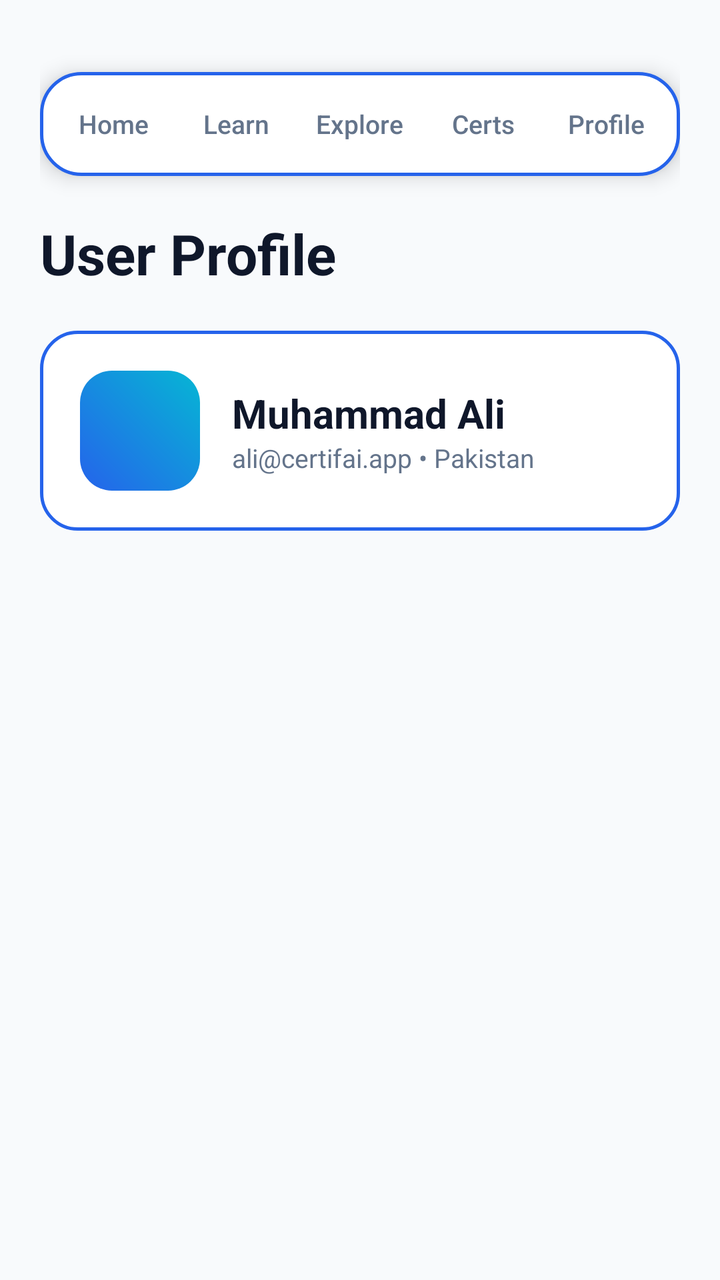
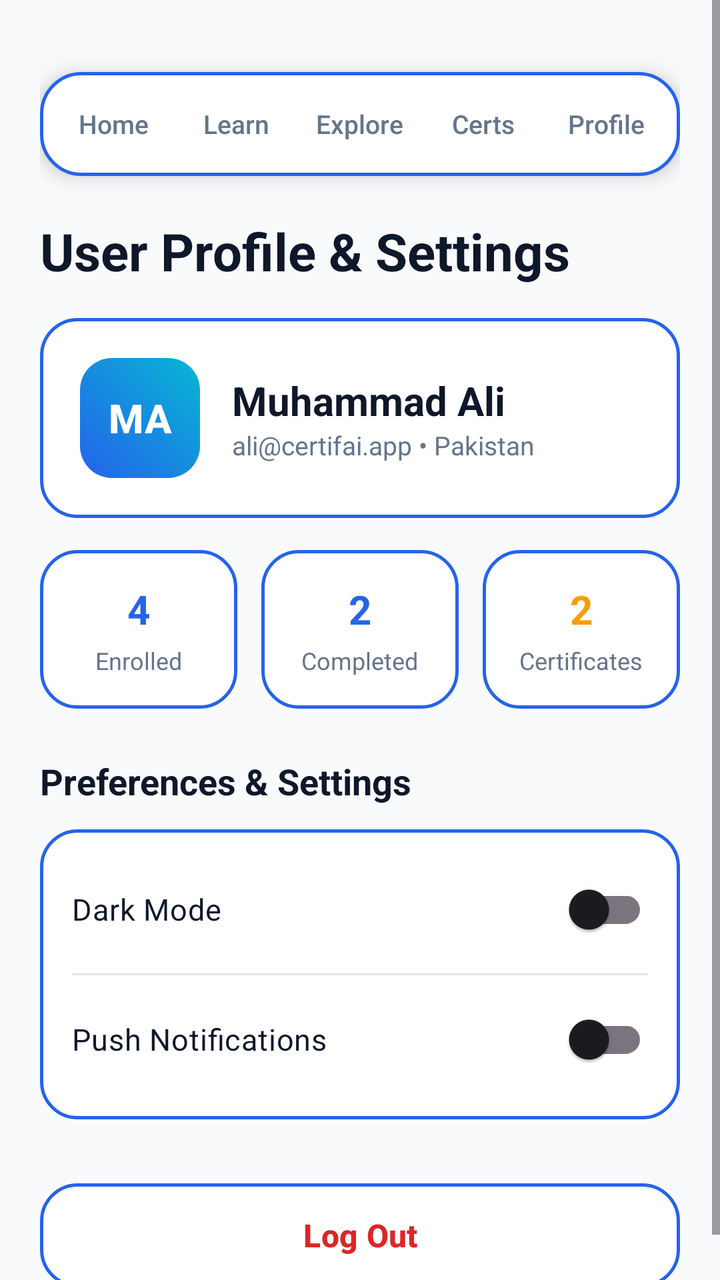

Before-and-after screenshots of an Android layout around one commit, followed by the original layout XML and the change that was made.
<!-- AndroidManifest.xml: application theme Theme.CertifAI -->
<!-- res/layout/fragment_profile.xml -->
<?xml version="1.0" encoding="utf-8"?>
<androidx.constraintlayout.widget.ConstraintLayout xmlns:android="http://schemas.android.com/apk/res/android"
    xmlns:app="http://schemas.android.com/apk/res-auto"
    android:layout_width="match_parent"
    android:layout_height="match_parent"
    android:background="@color/bg_light"
    android:padding="20dp">

    <include
        android:id="@+id/includeTopNav"
        layout="@layout/view_top_nav"
        android:layout_width="0dp"
        android:layout_height="52dp"
        android:layout_marginTop="16dp"
        app:layout_constraintEnd_toEndOf="parent"
        app:layout_constraintStart_toStartOf="parent"
        app:layout_constraintTop_toTopOf="parent" />

    <TextView
        android:id="@+id/tvTitle"
        android:layout_width="0dp"
        android:layout_height="wrap_content"
        android:layout_marginTop="20dp"
        android:text="User Profile"
        android:textColor="@color/text_primary_light"
        android:textSize="28sp"
        android:textStyle="bold"
        app:layout_constraintEnd_toEndOf="parent"
        app:layout_constraintStart_toStartOf="parent"
        app:layout_constraintTop_toBottomOf="@id/includeTopNav" />

    <LinearLayout
        android:id="@+id/llUserCard"
        android:layout_width="0dp"
        android:layout_height="wrap_content"
        android:layout_marginTop="20dp"
        android:background="@drawable/bg_card_surface"
        android:gravity="center_vertical"
        android:orientation="horizontal"
        android:padding="20dp"
        app:layout_constraintEnd_toEndOf="parent"
        app:layout_constraintStart_toStartOf="parent"
        app:layout_constraintTop_toBottomOf="@id/tvTitle">

        <ImageView
            android:layout_width="60dp"
            android:layout_height="60dp"
            android:contentDescription="Profile Picture"
            android:src="@drawable/bg_primary_button" />

        <LinearLayout
            android:layout_width="wrap_content"
            android:layout_height="wrap_content"
            android:layout_marginStart="16dp"
            android:orientation="vertical">

            <TextView
                android:layout_width="wrap_content"
                android:layout_height="wrap_content"
                android:text="Muhammad Ali"
                android:textColor="@color/text_primary_light"
                android:textSize="20sp"
                android:textStyle="bold" />

            <TextView
                android:layout_width="wrap_content"
                android:layout_height="wrap_content"
                android:text="ali@certifai.app • Pakistan"
                android:textColor="@color/text_secondary_light"
                android:textSize="13sp" />

        </LinearLayout>
    </LinearLayout>

</androidx.constraintlayout.widget.ConstraintLayout>
<!-- res/layout/view_top_nav.xml (included above) -->
<?xml version="1.0" encoding="utf-8"?>
<LinearLayout xmlns:android="http://schemas.android.com/apk/res/android"
    android:id="@+id/llTopNavTabs"
    android:layout_width="match_parent"
    android:layout_height="52dp"
    android:background="@drawable/bg_glossy_surface"
    android:elevation="6dp"
    android:gravity="center"
    android:orientation="horizontal"
    android:padding="6dp">

    <TextView
        android:id="@+id/tabHome"
        android:layout_width="0dp"
        android:layout_height="match_parent"
        android:layout_weight="1"
        android:fontFamily="sans-serif-medium"
        android:gravity="center"
        android:text="Home"
        android:textColor="@color/text_secondary_light"
        android:textSize="13sp" />

    <TextView
        android:id="@+id/tabLearn"
        android:layout_width="0dp"
        android:layout_height="match_parent"
        android:layout_weight="1"
        android:fontFamily="sans-serif-medium"
        android:gravity="center"
        android:text="Learn"
        android:textColor="@color/text_secondary_light"
        android:textSize="13sp" />

    <TextView
        android:id="@+id/tabExplore"
        android:layout_width="0dp"
        android:layout_height="match_parent"
        android:layout_weight="1"
        android:fontFamily="sans-serif-medium"
        android:gravity="center"
        android:text="Explore"
        android:textColor="@color/text_secondary_light"
        android:textSize="13sp" />

    <TextView
        android:id="@+id/tabCertificates"
        android:layout_width="0dp"
        android:layout_height="match_parent"
        android:layout_weight="1"
        android:fontFamily="sans-serif-medium"
        android:gravity="center"
        android:text="Certs"
        android:textColor="@color/text_secondary_light"
        android:textSize="13sp" />

    <TextView
        android:id="@+id/tabProfile"
        android:layout_width="0dp"
        android:layout_height="match_parent"
        android:layout_weight="1"
        android:fontFamily="sans-serif-medium"
        android:gravity="center"
        android:text="Profile"
        android:textColor="@color/text_secondary_light"
        android:textSize="13sp" />
</LinearLayout>
<!-- resources referenced by this layout -->
<resources>
  <color name="bg_light">#F8FAFC</color>
  <color name="text_primary_light">#0F172A</color>
  <color name="text_secondary_light">#64748B</color>
  <!-- drawable bg_card_surface (drawable) -->
  <?xml version="1.0" encoding="utf-8"?>
  <shape xmlns:android="http://schemas.android.com/apk/res/android"
      android:shape="rectangle">
      <solid android:color="@color/surface_light" />
      <corners android:radius="18dp" />
      <stroke
          android:width="1.5dp"
          android:color="@color/electric_blue" />
  </shape>
  <!-- drawable bg_glossy_surface (drawable) -->
  <?xml version="1.0" encoding="utf-8"?>
  <shape xmlns:android="http://schemas.android.com/apk/res/android"
      android:shape="rectangle">
      <solid android:color="@color/surface_light" />
      <corners android:radius="20dp" />
      <stroke
          android:width="1.5dp"
          android:color="@color/electric_blue" />
  </shape>
  <!-- drawable bg_primary_button (drawable) -->
  <?xml version="1.0" encoding="utf-8"?>
  <shape xmlns:android="http://schemas.android.com/apk/res/android"
      android:shape="rectangle">
      <gradient
          android:angle="45"
          android:endColor="@color/cyan_accent"
          android:startColor="@color/electric_blue" />
      <corners android:radius="16dp" />
  </shape>
  <style name="Theme.CertifAI" parent="Base.Theme.CertifAI" />
  <color name="surface_light">#FFFFFF</color>
  <color name="electric_blue">#2563EB</color>
  <color name="cyan_accent">#06B6D4</color>
  <style name="Base.Theme.CertifAI" parent="Theme.Material3.DayNight.NoActionBar">
          <item name="colorPrimary">@color/electric_blue</item>
          <item name="colorOnPrimary">@color/white</item>
          <item name="colorSecondary">@color/cyan_accent</item>
          <item name="android:statusBarColor">@color/bg_light</item>
          <item name="android:windowLightStatusBar">true</item>
          <item name="android:windowBackground">@color/bg_light</item>
      </style>
  <color name="white">#FFFFFFFF</color>
</resources>

<!-- the commit's change to res/layout/fragment_profile.xml (unified diff, before → after) -->
@@ -1,78 +1,256 @@
 <?xml version="1.0" encoding="utf-8"?>
-<androidx.constraintlayout.widget.ConstraintLayout xmlns:android="http://schemas.android.com/apk/res/android"
+<ScrollView xmlns:android="http://schemas.android.com/apk/res/android"
     xmlns:app="http://schemas.android.com/apk/res-auto"
+    xmlns:tools="http://schemas.android.com/tools"
     android:layout_width="match_parent"
     android:layout_height="match_parent"
-    android:background="@color/bg_light"
-    android:padding="20dp">
-
-    <include
-        android:id="@+id/includeTopNav"
-        layout="@layout/view_top_nav"
-        android:layout_width="0dp"
-        android:layout_height="52dp"
-        android:layout_marginTop="16dp"
-        app:layout_constraintEnd_toEndOf="parent"
-        app:layout_constraintStart_toStartOf="parent"
-        app:layout_constraintTop_toTopOf="parent" />
-
-    <TextView
-        android:id="@+id/tvTitle"
-        android:layout_width="0dp"
+    android:fillViewport="true"
+    tools:context=".ui.ProfileFragment">
+
+    <androidx.constraintlayout.widget.ConstraintLayout
+        android:layout_width="match_parent"
         android:layout_height="wrap_content"
-        android:layout_marginTop="20dp"
-        android:text="User Profile"
-        android:textColor="@color/text_primary_light"
-        android:textSize="28sp"
-        android:textStyle="bold"
-        app:layout_constraintEnd_toEndOf="parent"
-        app:layout_constraintStart_toStartOf="parent"
-        app:layout_constraintTop_toBottomOf="@id/includeTopNav" />
-
-    <LinearLayout
-        android:id="@+id/llUserCard"
-        android:layout_width="0dp"
-        android:layout_height="wrap_content"
-        android:layout_marginTop="20dp"
-        android:background="@drawable/bg_card_surface"
-        android:gravity="center_vertical"
-        android:orientation="horizontal"
         android:padding="20dp"
-        app:layout_constraintEnd_toEndOf="parent"
-        app:layout_constraintStart_toStartOf="parent"
-        app:layout_constraintTop_toBottomOf="@id/tvTitle">
-
-        <ImageView
-            android:layout_width="60dp"
-            android:layout_height="60dp"
-            android:contentDescription="Profile Picture"
-            android:src="@drawable/bg_primary_button" />
-
+        android:paddingBottom="40dp">
+
+        
+        <include
+            android:id="@+id/includeTopNav"
+            layout="@layout/view_top_nav"
+            android:layout_width="0dp"
+            android:layout_height="52dp"
+            android:layout_marginTop="16dp"
+            app:layout_constraintEnd_toEndOf="parent"
+            app:layout_constraintStart_toStartOf="parent"
+            app:layout_constraintTop_toTopOf="parent" />
+
+        <TextView
+            android:id="@+id/tvTitle"
+            android:layout_width="0dp"
+            android:layout_height="wrap_content"
+            android:layout_marginTop="20dp"
+            android:text="User Profile &amp; Settings"
+            android:textColor="@color/text_primary_light"
+            android:textSize="26sp"
+            android:textStyle="bold"
+            app:layout_constraintEnd_toEndOf="parent"
+            app:layout_constraintStart_toStartOf="parent"
+            app:layout_constraintTop_toBottomOf="@id/includeTopNav" />
+
+        
         <LinearLayout
-            android:layout_width="wrap_content"
-            android:layout_height="wrap_content"
-            android:layout_marginStart="16dp"
-            android:orientation="vertical">
+            android:id="@+id/llUserCard"
+            android:layout_width="0dp"
+            android:layout_height="wrap_content"
+            android:layout_marginTop="16dp"
+            android:background="@drawable/bg_card_surface"
+            android:gravity="center_vertical"
+            android:orientation="horizontal"
+            android:padding="20dp"
+            app:layout_constraintEnd_toEndOf="parent"
+            app:layout_constraintStart_toStartOf="parent"
+            app:layout_constraintTop_toBottomOf="@id/tvTitle">
 
             <TextView
-                android:layout_width="wrap_content"
-                android:layout_height="wrap_content"
-                android:text="Muhammad Ali"
-                android:textColor="@color/text_primary_light"
+                android:layout_width="60dp"
+                android:layout_height="60dp"
+                android:background="@drawable/bg_primary_button"
+                android:fontFamily="sans-serif-medium"
+                android:gravity="center"
+                android:text="MA"
+                android:textColor="@color/white"
                 android:textSize="20sp"
                 android:textStyle="bold" />
 
-            <TextView
-                android:layout_width="wrap_content"
-                android:layout_height="wrap_content"
-                android:text="ali@certifai.app • Pakistan"
-                android:textColor="@color/text_secondary_light"
-                android:textSize="13sp" />
-
+            <LinearLayout
+                android:layout_width="0dp"
+                android:layout_height="wrap_content"
+                android:layout_marginStart="16dp"
+                android:layout_weight="1"
+                android:orientation="vertical">
+
+                <TextView
+                    android:layout_width="wrap_content"
+                    android:layout_height="wrap_content"
+                    android:text="Muhammad Ali"
+                    android:textColor="@color/text_primary_light"
+                    android:textSize="20sp"
+                    android:textStyle="bold" />
+
+                <TextView
+                    android:layout_width="wrap_content"
+                    android:layout_height="wrap_content"
+                    android:text="ali@certifai.app • Pakistan"
+                    android:textColor="@color/text_secondary_light"
+                    android:textSize="13sp" />
+
+            </LinearLayout>
         </LinearLayout>
-    </LinearLayout>
-
-</androidx.constraintlayout.widget.ConstraintLayout>
+
+        
+        <LinearLayout
+            android:id="@+id/llStatsGrid"
+            android:layout_width="0dp"
+            android:layout_height="wrap_content"
+            android:layout_marginTop="16dp"
+            android:orientation="horizontal"
+            app:layout_constraintEnd_toEndOf="parent"
+            app:layout_constraintStart_toStartOf="parent"
+            app:layout_constraintTop_toBottomOf="@id/llUserCard">
+
+            <LinearLayout
+                android:layout_width="0dp"
+                android:layout_height="wrap_content"
+                android:layout_marginEnd="8dp"
+                android:layout_weight="1"
+                android:background="@drawable/bg_card_surface"
+                android:gravity="center"
+                android:orientation="vertical"
+                android:padding="16dp">
+
+                <TextView
+                    android:layout_width="wrap_content"
+                    android:layout_height="wrap_content"
+                    android:text="4"
+                    android:textColor="@color/electric_blue"
+                    android:textSize="20sp"
+                    android:textStyle="bold" />
+
+                <TextView
+                    android:layout_width="wrap_content"
+                    android:layout_height="wrap_content"
+                    android:layout_marginTop="4dp"
+                    android:text="Enrolled"
+                    android:textColor="@color/text_secondary_light"
+                    android:textSize="12sp" />
+            </LinearLayout>
+
+            <LinearLayout
+                android:layout_width="0dp"
+                android:layout_height="wrap_content"
+                android:layout_marginHorizontal="4dp"
+                android:layout_weight="1"
+                android:background="@drawable/bg_card_surface"
+                android:gravity="center"
+                android:orientation="vertical"
+                android:padding="16dp">
+
+                <TextView
+                    android:layout_width="wrap_content"
+                    android:layout_height="wrap_content"
+                    android:text="2"
+                    android:textColor="@color/electric_blue"
+                    android:textSize="20sp"
+                    android:textStyle="bold" />
+
+                <TextView
+                    android:layout_width="wrap_content"
+                    android:layout_height="wrap_content"
+                    android:layout_marginTop="4dp"
+                    android:text="Completed"
+                    android:textColor="@color/text_secondary_light"
+                    android:textSize="12sp" />
+            </LinearLayout>
+
+            <LinearLayout
+                android:layout_width="0dp"
+                android:layout_height="wrap_content"
+                android:layout_marginStart="8dp"
+                android:layout_weight="1"
+                android:background="@drawable/bg_card_surface"
+                android:gravity="center"
+                android:orientation="vertical"
+                android:padding="16dp">
+
+                <TextView
+                    android:layout_width="wrap_content"
+                    android:layout_height="wrap_content"
+                    android:text="2"
+                    android:textColor="@color/gold_badge"
+                    android:textSize="20sp"
+                    android:textStyle="bold" />
+
+                <TextView
+                    android:layout_width="wrap_content"
+                    android:layout_height="wrap_content"
+                    android:layout_marginTop="4dp"
+                    android:text="Certificates"
+                    android:textColor="@color/text_secondary_light"
+                    android:textSize="12sp" />
+            </LinearLayout>
+        </LinearLayout>
+
+        
+        <TextView
+            android:id="@+id/tvPreferencesHeader"
+            android:layout_width="0dp"
+            android:layout_height="wrap_content"
+            android:layout_marginTop="24dp"
+            android:text="Preferences &amp; Settings"
+            android:textColor="@color/text_primary_light"
+            android:textSize="18sp"
+            android:textStyle="bold"
+            app:layout_constraintEnd_toEndOf="parent"
+            app:layout_constraintStart_toStartOf="parent"
+            app:layout_constraintTop_toBottomOf="@id/llStatsGrid" />
+
+        <LinearLayout
+            android:id="@+id/llPreferencesCard"
+            android:layout_width="0dp"
+            android:layout_height="wrap_content"
+            android:layout_marginTop="12dp"
+            android:background="@drawable/bg_card_surface"
+            android:orientation="vertical"
+            android:padding="16dp"
+            app:layout_constraintEnd_toEndOf="parent"
+            app:layout_constraintStart_toStartOf="parent"
+            app:layout_constraintTop_toBottomOf="@id/tvPreferencesHeader">
+
+            <androidx.appcompat.widget.SwitchCompat
+                android:id="@+id/switchDarkMode"
+                android:layout_width="match_parent"
+                android:layout_height="wrap_content"
+                android:paddingVertical="8dp"
+                android:text="Dark Mode"
+                android:textColor="@color/text_primary_light"
+                android:textSize="15sp" />
+
+            <View
+                android:layout_width="match_parent"
+                android:layout_height="1dp"
+                android:layout_marginVertical="8dp"
+                android:background="@color/border_light" />
+
+            <androidx.appcompat.widget.SwitchCompat
+                android:id="@+id/switchNotifications"
+                android:layout_width="match_parent"
+                android:layout_height="wrap_content"
+                android:paddingVertical="8dp"
+                android:text="Push Notifications"
+                android:textColor="@color/text_primary_light"
+                android:textSize="15sp" />
+
+        </LinearLayout>
+
+        
+        <Button
+            android:id="@+id/btnLogout"
+            android:layout_width="0dp"
+            android:layout_height="52dp"
+            android:layout_marginTop="32dp"
+            android:background="@drawable/bg_card_surface"
+            android:text="Log Out"
+            android:textAllCaps="false"
+            android:textColor="#DC2626"
+            android:textSize="16sp"
+            android:textStyle="bold"
+            app:backgroundTint="@null"
+            app:layout_constraintEnd_toEndOf="parent"
+            app:layout_constraintStart_toStartOf="parent"
+            app:layout_constraintTop_toBottomOf="@id/llPreferencesCard" />
+
+    </androidx.constraintlayout.widget.ConstraintLayout>
+</ScrollView>
 <!-- res/layout/view_top_nav.xml (included above) -->
 <?xml version="1.0" encoding="utf-8"?>
 <LinearLayout xmlns:android="http://schemas.android.com/apk/res/android"
<!-- resource entries referenced after the edit -->
@@ -1,5 +1,6 @@
 <!-- resources referenced by this layout -->
 <resources>
+  <color name="border_light">#E2E8F0</color>
   <color name="bg_light">#F8FAFC</color>
   <color name="text_primary_light">#0F172A</color>
   <color name="text_secondary_light">#64748B</color>
@@ -36,6 +37,7 @@
   <style name="Theme.CertifAI" parent="Base.Theme.CertifAI" />
   <color name="surface_light">#FFFFFF</color>
   <color name="electric_blue">#2563EB</color>
+  <color name="gold_badge">#F59E0B</color>
   <color name="cyan_accent">#06B6D4</color>
   <style name="Base.Theme.CertifAI" parent="Theme.Material3.DayNight.NoActionBar">
           <item name="colorPrimary">@color/electric_blue</item>
